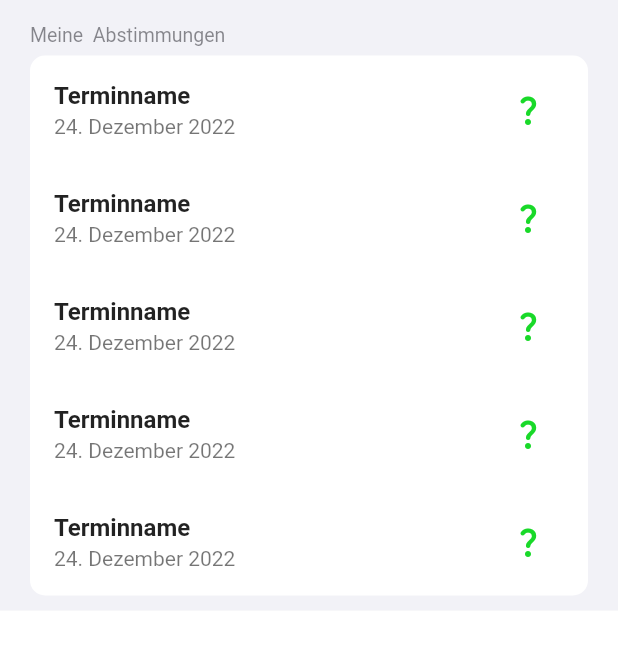
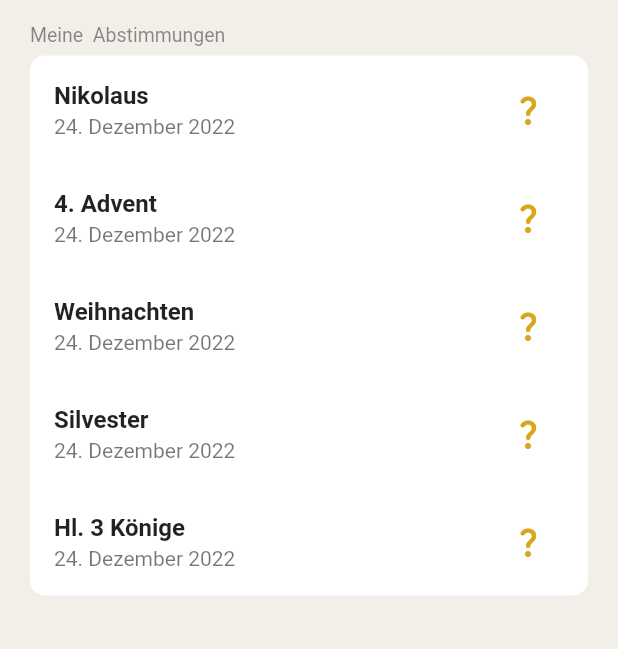
Before and after one commit to hytechat/termino-dev, a Flutter app: the HomePage screen opened directly, on a phone screen of 412 x 824 dp. Shown: the top 649 px of the screen. Run offline on Flutter 3.47's test engine with Material 2 defaults, Android fonts, the phone set to English and light mode, and no system bars; our stand-ins replace email_validator, flutter_tts, fluttertoast; missing offline and left inert: syncfusion_flutter_pdfviewer, syncfusion_flutter_pdfviewer_web.

Commit message:
an home_page.dart weitergearbeitet um Abstimmungen anzeigen zu können

```diff
--- a/frontend/lib/assets/data/one_meeting.json
+++ b/frontend/lib/assets/data/one_meeting.json
@@ -1,6 +1,6 @@
 {
     "id": "666",
-    "title": "title1",
+    "title": "Weihnachten",
     "place": "somewhere",
     "description": "some kind of description",
     "organizerName": "Markus",
@@ -10,13 +10,13 @@
     "options": [
         {
             "id": null,
-            "meetingId": null,
+            "meetingId": 666,
             "startDate": "2021-12-20T07:00:00.000+00:00",
             "endDate": "2021-12-20T09:00:00.000+00:00"
         },
         {
             "id": null,
-            "meetingId": null,
+            "meetingId": 666,
             "startDate": "2021-12-15T12:00:00.000+00:00",
             "endDate": "2021-12-15T13:00:00.000+00:00"
         }
--- a/frontend/lib/pages/pagesGeruest/pagesgerues.dart
+++ b/frontend/lib/pages/pagesGeruest/pagesgerues.dart
@@ -27,7 +27,7 @@ class _PagesGeruestState extends State<PagesGeruest> {
             switch (index) {
               //tbh weiß ned ob das auf die art und weise das betse ist tutorial wäre das vl ned schlecht https://codelabs.developers.google.com/codelabs/flutter-cupertino#2 is auch im lernpfadd
               case 0:
-                returnWidget = Login();
+                returnWidget = HomePage();
                 break;
               case 1:
                 returnWidget = TerminErstellenPage();
--- a/frontend/lib/pages/pagesGeruest/views/home_page.dart
+++ b/frontend/lib/pages/pagesGeruest/views/home_page.dart
@@ -1,22 +1,49 @@
+import 'dart:convert';
 import 'dart:core';
 
 import 'package:flutter/cupertino.dart';
 import 'package:flutter/material.dart';
 import 'package:http/http.dart';
 import 'package:intl/intl.dart';
+import 'package:termino_frontend/classes/meeting.dart';
 import 'package:termino_frontend/config/config_expo.dart';
 import 'package:termino_frontend/data/model/meeting_model.dart';
+import 'package:termino_frontend/data/model/meeting_model.dart';
+import 'package:termino_frontend/data/model/option_model.dart';
 import 'package:termino_frontend/data/repository/meeting_repository.dart';
 import 'package:termino_frontend/pages/abstimmung_teilnehmen_popUP/viewsa/abstimmung_teilnehmen_page.dart';
 import 'package:termino_frontend/pages/pagesGeruest/views/register_page.dart';
 import 'package:termino_frontend/pages/pagesGeruest/views/termine_einsehen_page.dart';
-
+import 'package:termino_frontend/data/repository/meeting_repository.dart';
+import '../../../assets/data/one_meeting.json';
 
 class HomePage extends StatefulWidget {
-  late MeetingModel geholtesMeeting;
+late MeetingModel geholtesMeeting;
+late OptionModel optionModel;
 
-final List<String> meineAbstimmungen = ['AAA', 'BBB', 'CCC','DDD','EEE'];
-final List<String> Date = ['01.01.2022', '01.02.2022', '01.03.2022', '01.04.2022', '01.05.2022'];
+MeetingModel nikolaus = new MeetingModel(
+  id: '1',
+  title: 'Nikolaus',
+  place: 'Zuhause',
+  description: 'Keine',
+  organizerName:'Martin',
+  organizerEmail: 'niko@laus.at',
+  isVoteAnonymous: true,
+  isMailMandatory: false,
+  isMaybeable: false,
+  wholeday: false);
+
+MeetingModel weihnachten = new MeetingModel(
+  id: '2',
+  title: 'Weihnachten',
+  place: 'Zuhause',
+  description: 'Keine',
+  organizerName:'Martin',
+  organizerEmail: 'christ@kind.at',
+  isVoteAnonymous: true,
+  isMailMandatory: false,
+  isMaybeable: false,
+  wholeday: false);
 
 
 @override
@@ -28,13 +55,13 @@ final List<String> Date = ['01.01.2022', '01.02.2022', '01.03.2022', '01.04.2022
 class _HomePageState extends State<HomePage> {
   final MeetingRepostiory meetingRepostiory = JsonMeetingRepository();
 
-  get meineAbstimmungen => null;
-
+  //get meineAbstimmungen => null;
+  final List<String> meineAbstimmungen = ['Nikolaus', '4. Advent', 'Weihnachten','Silvester','Hl. 3 Könige'];
 
 @override
   Widget build(BuildContext context) {
     return CupertinoPageScaffold(
-      backgroundColor: Colourpalette.backgroundhellbeigeGrau,
+      backgroundColor: Colourpalette.hellbeigeGrau,
       child: Center(
         child: Column(
           mainAxisAlignment: MainAxisAlignment.start,
@@ -49,11 +76,13 @@ class _HomePageState extends State<HomePage> {
 
 Widget _buildMeineAbstimmungen() {
     return Material(
+      color: Colourpalette.hellbeigeGrau,
       child: CupertinoFormSection.insetGrouped(
+        backgroundColor: Colourpalette.hellbeigeGrau,
         header: const Text('Meine  Abstimmungen'),
         children: [
           Column(
-            children: widget.meineAbstimmungen
+            children: meineAbstimmungen
                 .map((item) => _buildVoteOpen(
                     item)) // meine Idee bei den Map funktionen wäre nur die ersten 3 oder 5 anzuzeigen und dann muss man über view all die anderen ansehen
                 .toList(),
@@ -64,6 +93,7 @@ Widget _buildMeineAbstimmungen() {
     );
   }
 
+
   Widget _buildVoteFinished(String item) {
     return ListTile(
       trailing: basicIconButton(
@@ -72,7 +102,7 @@ Widget _buildMeineAbstimmungen() {
           ,
           Color.fromARGB(255, 25, 217, 41)),
       title: Text(
-         'Terminname',
+         item,
           style: TextStyle(
   	      fontWeight: FontWeight.bold),
            ),
@@ -82,14 +112,14 @@ Widget _buildMeineAbstimmungen() {
 
 
    Widget _buildVoteOpen(String item) {
-    return ListTile(
+     return ListTile(
       trailing: basicIconButton(
           Icon(Icons.question_mark_rounded),
           () {} // hier muss dann das entsprechende fenster geöffnet werden
           ,
-          Color.fromARGB(255, 25, 217, 41)),
+          Color.fromARGB(255, 217, 166, 25)),
       title: Text(
-         'Terminname',
+          item,
           style: TextStyle(
   	      fontWeight: FontWeight.bold),
            ),
```
Also changed, not shown: 1 other file.
